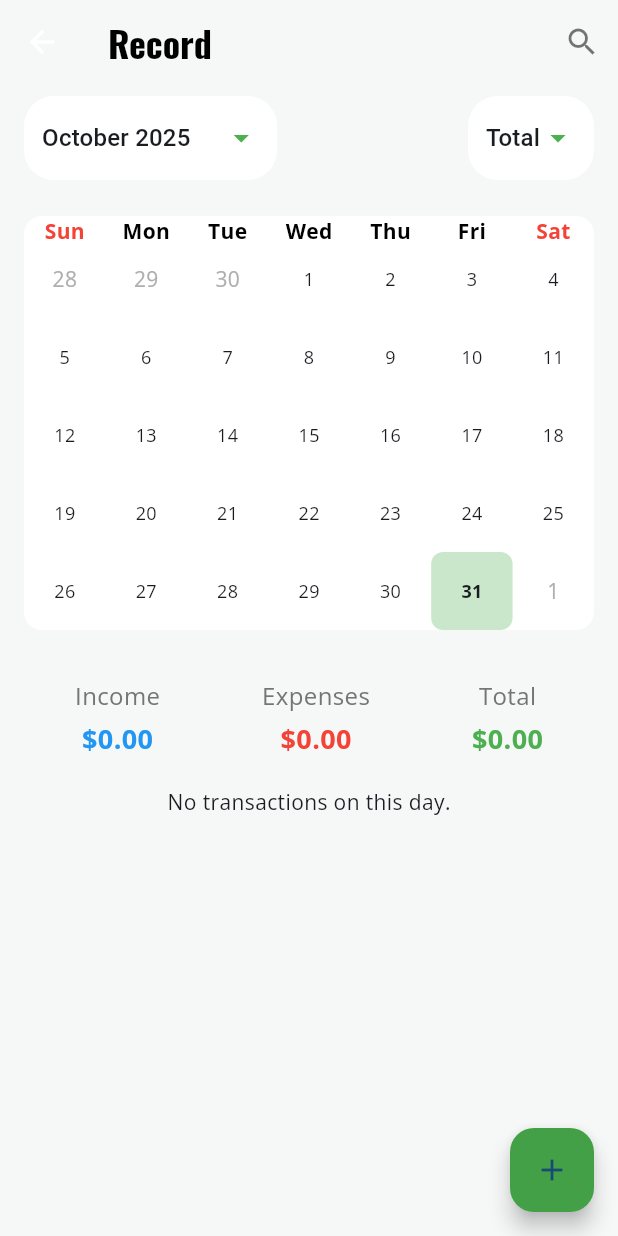
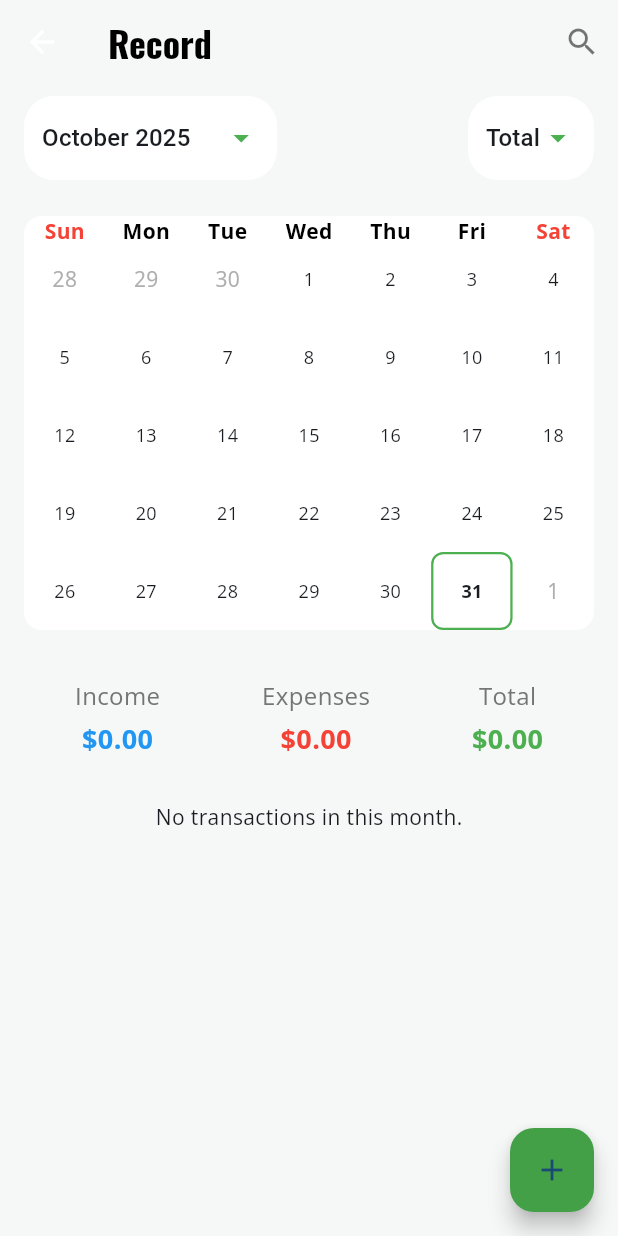
Before and after one commit to nguyenvietcuong0112/money_ios, a Flutter app: the RecordScreen screen opened directly with empty values, on a phone screen of 412 x 824 dp. Run offline on Flutter 3.47's test engine with Material 3 defaults, Android fonts, the phone set to English and light mode, and no system bars; drawn by our look-alikes of table_calendar; our stand-ins replace fl_chart, google_fonts, hive, hive_flutter, lottie, shared_preferences; missing offline and left inert: currency_picker; accounts and stored records are empty.

Commit message:
fix: Ensure transaction list displays all monthly transactions

```diff
--- a/lib/screens/record_screen.dart
+++ b/lib/screens/record_screen.dart
@@ -26,7 +26,7 @@ class _RecordScreenState extends State<RecordScreen> {
   @override
   void initState() {
     super.initState();
-    _selectedDay = _focusedDay;
+    _selectedDay = null; // Default to showing the whole month
     _months = _getMonths();
   }
 
@@ -65,14 +65,14 @@ class _RecordScreenState extends State<RecordScreen> {
         builder: (context, transactionProvider, walletProvider, child) {
           final allTransactions = transactionProvider.transactions;
 
-          // Correctly filter transactions by selected wallet AND month
+          // Filter transactions by selected wallet AND month
           final monthlyTransactions = allTransactions.where((tx) {
             final walletMatch = _selectedWallet == 'Total' || tx.walletId == _selectedWallet;
             final monthMatch = tx.date.year == _focusedDay.year && tx.date.month == _focusedDay.month;
             return walletMatch && monthMatch;
           }).toList();
 
-          final dailyTotals = groupBy(monthlyTransactions, (Transaction tx) => DateTime(tx.date.year, tx.date.month, tx.date.day))
+          final dailyTotals = groupBy(allTransactions, (Transaction tx) => DateTime(tx.date.year, tx.date.month, tx.date.day))
               .map((date, txs) {
                   final income = txs.where((tx) => tx.type == TransactionType.income).fold(0.0, (sum, item) => sum + item.amount);
                   final expense = txs.where((tx) => tx.type == TransactionType.expense).fold(0.0, (sum, item) => sum + item.amount);
@@ -154,6 +154,7 @@ class _RecordScreenState extends State<RecordScreen> {
                   if (newValue != null) {
                     setState(() {
                       _focusedDay = newValue;
+                      _selectedDay = null; // Reset day selection when month changes
                     });
                   }
                 },
@@ -216,6 +217,7 @@ class _RecordScreenState extends State<RecordScreen> {
             onPageChanged: (focusedDay) {
                 setState(() {
                     _focusedDay = focusedDay;
+                    _selectedDay = null; // Reset day selection when page changes
                 });
             },
             daysOfWeekStyle: const DaysOfWeekStyle(
@@ -328,16 +330,26 @@ class _RecordScreenState extends State<RecordScreen> {
       return const Center(child: Padding(padding: EdgeInsets.all(20.0), child: Text('No transactions on this day.')));
     }
 
-    return ListView.builder(
-      shrinkWrap: true,
-      physics: const NeverScrollableScrollPhysics(),
-      itemCount: selectedDayTransactions.length,
-      itemBuilder: (context, index) {
-        return _buildTransactionItem(context, selectedDayTransactions[index]);
-      },
+    // Create a mini-list for the single selected day
+    return Column(
+      crossAxisAlignment: CrossAxisAlignment.start,
+      children: [
+        Padding(
+           padding: const EdgeInsets.fromLTRB(16.0, 24.0, 16.0, 8.0),
+          child: Text(
+            DateFormat('dd/MM/yyyy').format(selectedDayKey),
+            style: TextStyle(fontWeight: FontWeight.bold, fontSize: 18, color: Colors.grey[700]),
+          ),
+        ),
+        ...selectedDayTransactions.map((tx) => _buildTransactionItem(context, tx))
+      ],
     );
+
   } else {
     // Otherwise, show all transactions for the month, grouped by day
+    if (groupedTransactions.isEmpty) {
+        return const Center(child: Padding(padding: EdgeInsets.all(30.0), child: Text('No transactions in this month.')));
+    }
     return ListView.builder(
       shrinkWrap: true,
       physics: const NeverScrollableScrollPhysics(),
```
